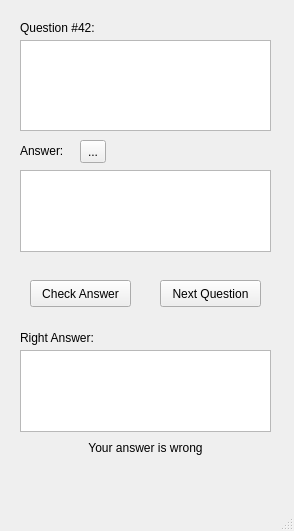
Old version of the form mainwindow.ui in the repository simflin/linp.
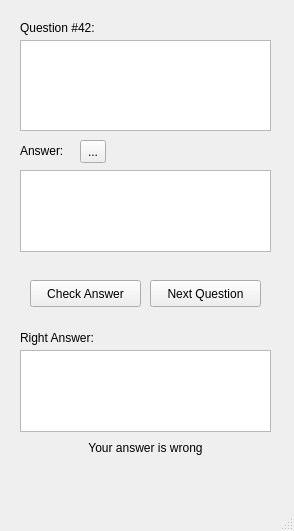
New version of the form.

Commit message: esp for baka-baka

Patch:
```diff
--- a/mainwindow.ui
+++ b/mainwindow.ui
@@ -10,6 +10,18 @@
     <height>531</height>
    </rect>
   </property>
+  <property name="minimumSize">
+   <size>
+    <width>294</width>
+    <height>531</height>
+   </size>
+  </property>
+  <property name="maximumSize">
+   <size>
+    <width>294</width>
+    <height>531</height>
+   </size>
+  </property>
   <property name="windowTitle">
    <string>Linp</string>
   </property>
@@ -79,9 +91,9 @@
    <widget class="QPushButton" name="nextQuestionButton">
     <property name="geometry">
      <rect>
-      <x>160</x>
+      <x>150</x>
       <y>280</y>
-      <width>101</width>
+      <width>111</width>
       <height>27</height>
      </rect>
     </property>
@@ -94,10 +106,16 @@
      <rect>
       <x>30</x>
       <y>280</y>
-      <width>101</width>
+      <width>111</width>
       <height>27</height>
      </rect>
     </property>
+    <property name="sizePolicy">
+     <sizepolicy hsizetype="Minimum" vsizetype="Preferred">
+      <horstretch>0</horstretch>
+      <verstretch>0</verstretch>
+     </sizepolicy>
+    </property>
     <property name="text">
      <string>Check Answer</string>
     </property>
```
